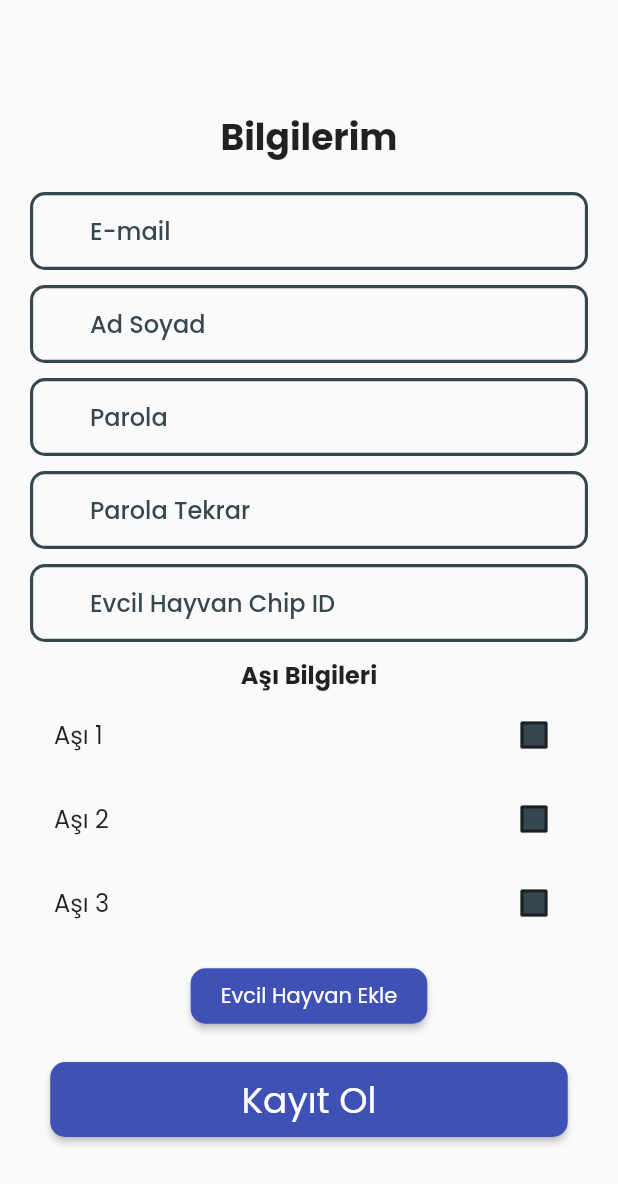
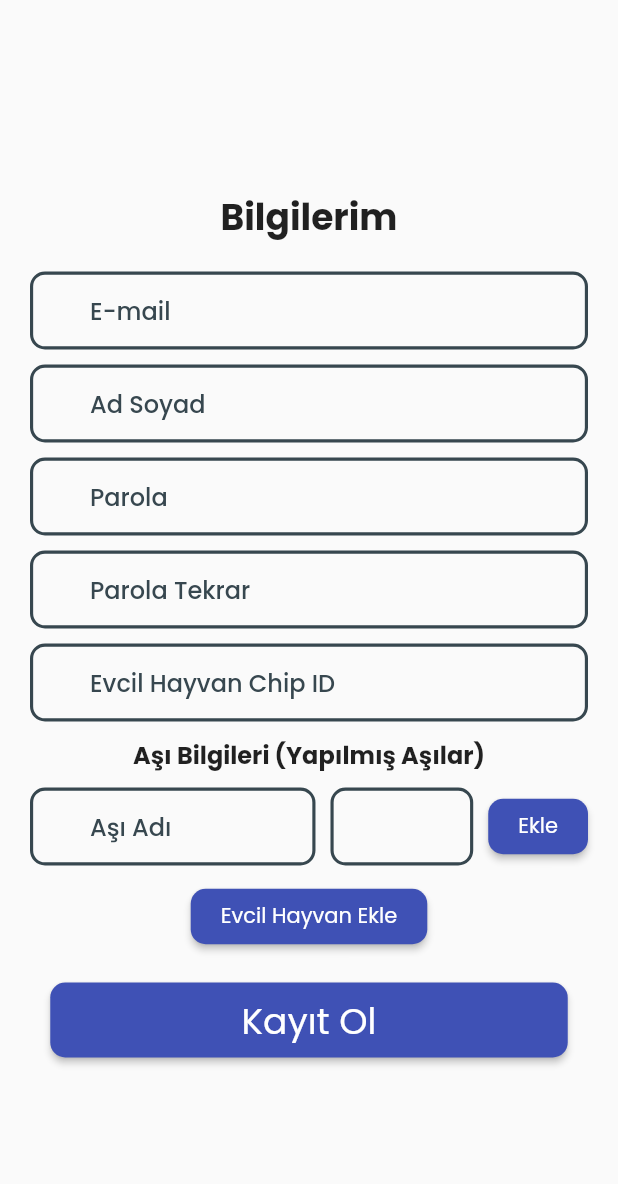
Before and after one commit to ElanurToptas/ANTHELION, a Flutter app: the RegisterPage widget shown alone on an empty page, opened directly, after a tap on "Evcil Hayvan Ekle", on a phone screen of 412 x 824 dp. Shown: the top 1184 px of the screen. Run offline on Flutter 3.47's test engine with Material 2 defaults, Android fonts, the phone set to English and light mode, and no system bars; our stand-ins replace cloud_firestore, file_picker, firebase_auth, firebase_core, firebase_storage, flutter_heatmap_calendar and 5 more; missing offline and left inert: flutter_pdfview; accounts and stored records are empty; network calls fail.

Commit message:
bug fixed

```diff
--- a/lib/login_signup/users_signup.dart
+++ b/lib/login_signup/users_signup.dart
@@ -16,14 +16,8 @@ class _RegisterPageState extends State<RegisterPage> {
   TextEditingController _passwordController = TextEditingController();
   TextEditingController _confirmPasswordController = TextEditingController();
   TextEditingController _namesurnameController = TextEditingController();
-  List<Map<String, dynamic>> _pets = []; // Kullanıcının evcil hayvanlarını tutmak için liste
+  List<Map<String, dynamic>> _pets = [];
 
-  List<String> _vaccines = [
-    'Aşı 1',
-    'Aşı 2',
-    'Aşı 3',
-    // Diğer aşılar...
-  ];
   void _navigateToAnotherPage() {
     Navigator.push(
       context,
@@ -34,8 +28,8 @@ class _RegisterPageState extends State<RegisterPage> {
   @override
   Widget build(BuildContext context) {
     return Center(
-
-      child: Column(mainAxisAlignment: MainAxisAlignment.center,
+      child: Column(
+        mainAxisAlignment: MainAxisAlignment.center,
         children: [
           Container(
             padding: EdgeInsets.all(20.0),
@@ -45,81 +39,74 @@ class _RegisterPageState extends State<RegisterPage> {
                 child: Column(
                   children: <Widget>[
                     Padding(
-                      padding: const EdgeInsets.symmetric(vertical:8.0),
-                      child: Text("Bilgilerim",
+                      padding: const EdgeInsets.symmetric(vertical: 8.0),
+                      child: Text(
+                        "Bilgilerim",
                         style: TextStyle(
                           fontWeight: FontWeight.bold,
                           fontSize: 24,
                         ),
                       ),
                     ),
-                    SizedBox(height: 10,),
+                    SizedBox(
+                      height: 10,
+                    ),
                     DecoratedBox(
-
                       decoration: BoxDecoration(),
                       child: TextFormField(
                         controller: _emailController,
                         decoration: InputDecoration(
-                          labelText: 'E-mail',
-                          border: InputBorder.none
-                          ),
-
+                            labelText: 'E-mail', border: InputBorder.none),
                       ),
                     ),
-                    SizedBox(height: 10,),
-                    // Ad Soyad kısmı
+                    SizedBox(
+                      height: 10,
+                    ),
                     DecoratedBox(
-
                       decoration: BoxDecoration(),
                       child: TextFormField(
                         controller: _namesurnameController,
                         decoration: InputDecoration(
-                          labelText: 'Ad Soyad',
-                          border: InputBorder.none
-                          ),
-
-
+                            labelText: 'Ad Soyad', border: InputBorder.none),
                       ),
                     ),
-                    SizedBox(height: 10,),
-                    // Parola kısmı
+                    SizedBox(
+                      height: 10,
+                    ),
                     DecoratedBox(
-
                       decoration: BoxDecoration(),
                       child: TextFormField(
                         controller: _passwordController,
                         decoration: InputDecoration(
-                          labelText: 'Parola',
-                          border: InputBorder.none
-                          ),
+                            labelText: 'Parola', border: InputBorder.none),
                         obscureText: true,
-
                       ),
                     ),
-                    SizedBox(height: 10,),
-                    //Parola  tekrar Kısmı
+                    SizedBox(
+                      height: 10,
+                    ),
                     DecoratedBox(
-                      decoration: BoxDecoration() ,
+                      decoration: BoxDecoration(),
                       child: TextFormField(
                         controller: _confirmPasswordController,
                         decoration: InputDecoration(
                             labelText: 'Parola Tekrar',
-                          border: InputBorder.none
-                          ),
+                            border: InputBorder.none),
                         obscureText: true,
-
                       ),
                     ),
-                    SizedBox(height: 10,),
+                    SizedBox(
+                      height: 10,
+                    ),
                     ListView.builder(
                       shrinkWrap: true,
                       physics: NeverScrollableScrollPhysics(),
                       itemCount: _pets.length,
                       itemBuilder: (context, index) {
                         final pet = _pets[index];
-                      List<String>? vaccines = pet['vaccines'] != null
-                          ? List<String>.from(pet['vaccines'])
-                          : <String>[];
+                        List<Map<String, dynamic>> vaccines =
+                            (pet['vaccines'] as List<dynamic>)
+                                .cast<Map<String, dynamic>>();
                         return Column(
                           children: [
                             DecoratedBox(
@@ -138,72 +125,146 @@ class _RegisterPageState extends State<RegisterPage> {
                             ),
                             SizedBox(height: 10),
                             Text(
-                            'Aşı Bilgileri',
+                              'Aşı Bilgileri (Yapılmış Aşılar)',
                               style: TextStyle(
                                 fontWeight: FontWeight.bold,
                                 fontSize: 16,
                               ),
                             ),
                             Column(
-                            children: _vaccines.map((vaccine) {
-                              return CheckboxListTile(
-                                title: Text(vaccine),
-                                value: vaccines.contains(vaccine),
+                              children: vaccines.map((vaccine) {
+                                final dateTime =
+                                    (vaccine['date'] as Timestamp).toDate();
+                                final formattedDate =
+                                    '${dateTime.day}/${dateTime.month}/${dateTime.year}';
+                                return ListTile(
+                                  title: Text(vaccine['name']),
+                                  subtitle: Text(formattedDate),
+                                );
+                              }).toList(),
+                            ),
+                            SizedBox(height: 10),
+                            Row(
+                              children: [
+                                Expanded(
+                                  flex: 2,
+                                  child: TextFormField(
+                                    decoration: InputDecoration(
+                                      labelText: 'Aşı Adı',
+                                      border: InputBorder.none,
+                                    ),
                                     onChanged: (value) {
                                       setState(() {
-                                    if (value!) {
-                                      vaccines.add(vaccine);
-                                    } else {
-                                      vaccines.remove(vaccine);
-                                    }
-                                    pet['vaccines'] = vaccines;
+                                        pet['vaccineName'] = value;
                                       });
                                     },
-                              );
-                            }).toList(),
+                                  ),
+                                ),
+                                SizedBox(width: 10),
+                                Expanded(
+                                  flex: 1,
+                                  child: GestureDetector(
+                                    onTap: () {
+                                      _selectDate(index);
+                                    },
+                                    child: AbsorbPointer(
+                                      child: TextFormField(
+                                        controller: TextEditingController(
+                                          text: pet['vaccineDate'] != null
+                                              ? pet['vaccineDate']
+                                              : '',
+                                        ),
+                                        decoration: InputDecoration(
+                                          labelText: 'Tarih',
+                                          border: InputBorder.none,
+                                        ),
+                                      ),
+                                    ),
+                                  ),
+                                ),
+                                SizedBox(width: 10),
+                                ElevatedButton(
+                                  onPressed: () {
+                                    setState(() {
+                                      vaccines.add({
+                                        'name': pet['vaccineName'],
+                                        'date': Timestamp.fromDate(
+                                          DateTime.parse(pet['vaccineDate']),
+                                        ),
+                                      });
+                                      pet['vaccines'] = vaccines;
+                                      pet['vaccineName'] = '';
+                                      pet['vaccineDate'] = '';
+                                    });
+                                  },
+                                  child: Text('Ekle'),
+                                ),
+                              ],
                             ),
                             SizedBox(height: 10),
                           ],
                         );
                       },
                     ),
-
-                  // Evcil Hayvan Ekle Butonu
                     ElevatedButton(
                       onPressed: () {
                         setState(() {
                           _pets.add({
                             'chipId': '',
                             'vaccines': [],
+                            'vaccineName': '',
+                            'vaccineDate': '',
                           });
                         });
                       },
                       child: Text('Evcil Hayvan Ekle'),
                     ),
                     SizedBox(height: 20.0),
-                    // Kayıt ol butonu
-                    SizedBox(width: 345,height: 50,
+                    SizedBox(
+                      width: 345,
+                      height: 50,
                       child: ElevatedButton(
-
                         onPressed: () {
-                          if (_formKey.currentState!.validate()&& _passwordController.text ==_confirmPasswordController.text) {
+                          if (_formKey.currentState!.validate() &&
+                              _passwordController.text ==
+                                  _confirmPasswordController.text) {
                             _register();
                             _navigateToAnotherPage();
-                          } else {var snackBar = SnackBar(content: Text('E-mail veya Parola Hatalı !'));
-                        ScaffoldMessenger.of(context).showSnackBar(snackBar);}
+                          } else {
+                            var snackBar = SnackBar(
+                                content: Text('E-mail veya Parola Hatalı !'));
+                            ScaffoldMessenger.of(context)
+                                .showSnackBar(snackBar);
+                          }
                         },
-                        child: Text('Kayıt Ol', style: TextStyle(fontSize: 24),),
+                        child: Text(
+                          'Kayıt Ol',
+                          style: TextStyle(fontSize: 24),
+                        ),
                       ),
                     ),
                   ],
                 ),
-
               ),
             ),
           ),
         ],
       ),
     );
+  }
+
+  Future<void> _selectDate(int index) async {
+    final DateTime? picked = await showDatePicker(
+      context: context,
+      initialDate: DateTime.now(),
+      firstDate: DateTime(2015, 1),
+      lastDate: DateTime(2100),
+    );
+    if (picked != null) {
+      setState(() {
+        _pets[index]['vaccineDate'] = picked.toString();
+      });
+    }
   }
 
   void _register() async {
@@ -213,21 +274,27 @@ class _RegisterPageState extends State<RegisterPage> {
         email: _emailController.text.trim(),
         password: _passwordController.text.trim(),
       );
-      // Kullanıcının Firestore'daki döküman yolunu oluşturun
       String uid = userCredential.user!.uid;
-    DocumentReference userDocRef = FirebaseFirestore.instance.collection('Users').doc(uid);
+      DocumentReference userDocRef =
+          FirebaseFirestore.instance.collection('Users').doc(uid);
 
-    // Kullanıcının evcil hayvan bilgilerini oluşturun
       List<Map<String, dynamic>> pets = [];
       for (var pet in _pets) {
         String chipId = pet['chipId'];
-        List<String>? vaccines = pet['vaccines'];
+        List<Map<String, dynamic>> vaccines =
+            (pet['vaccines'] as List<dynamic>).cast<Map<String, dynamic>>();
+
+        Map<String, dynamic> vaccinesMap = {};
+        for (var vaccine in vaccines) {
+          vaccinesMap[vaccine['name']] = vaccine['date'];
+        }
+
         DocumentReference petDocRef =
             FirebaseFirestore.instance.collection('Pets').doc(chipId);
 
         await petDocRef.set({
           'chipId': chipId,
-          'vaccines': vaccines,
+          'vaccines': vaccinesMap,
         });
 
         pets.add({
@@ -235,17 +302,13 @@ class _RegisterPageState extends State<RegisterPage> {
         });
       }
 
-
-      // Firestore dökümanını oluşturun
       await userDocRef.set({
-        'name' : _namesurnameController.text,
+        'name': _namesurnameController.text,
         'email': userCredential.user!.email,
         'isUser': "true",
         'pets': pets,
       });
     } catch (e) {
-      // Kayıt işlemi başarısız oldu.
-      // Hata mesajını ekrana veya konsola yazdırabilirsiniz.
       print(e.toString());
     }
   }
```
Lines whose indentation alone changed are shown as unchanged.
